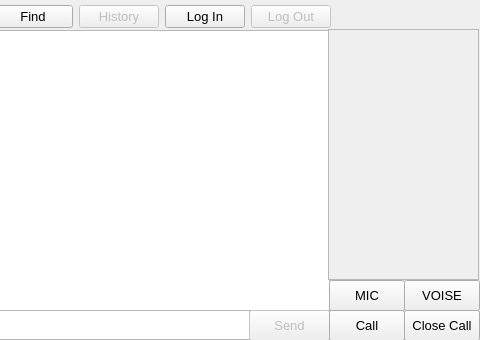
Above: client_GUI.ui from Orezsub/Kyrsach-KSIS before the change; both pictures show x 321 to 801 and y 0 to 340 of the 801 by 340 pixel window. Below: the same form after it.
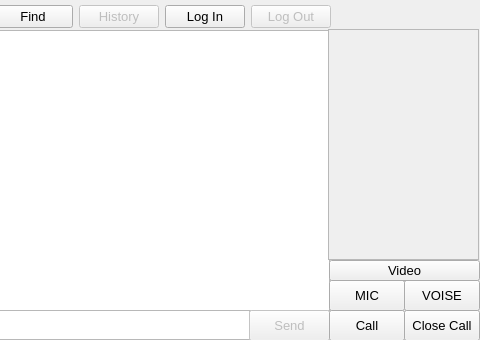
That is the form after the change.

```diff
--- a/client_GUI.ui
+++ b/client_GUI.ui
@@ -247,7 +247,7 @@
       <x>649</x>
       <y>29</y>
       <width>151</width>
-      <height>251</height>
+      <height>231</height>
      </rect>
     </property>
     <property name="widgetResizable">
@@ -259,7 +259,7 @@
        <x>0</x>
        <y>0</y>
        <width>149</width>
-       <height>249</height>
+       <height>229</height>
       </rect>
      </property>
      <widget class="QWidget" name="verticalLayoutWidget_2">
@@ -268,7 +268,7 @@
         <x>0</x>
         <y>0</y>
         <width>151</width>
-        <height>251</height>
+        <height>231</height>
        </rect>
       </property>
       <layout class="QVBoxLayout" name="verticalLayout_2"/>
@@ -314,6 +314,19 @@
      <string>Close Call</string>
     </property>
    </widget>
+   <widget class="QPushButton" name="Btn_Video">
+    <property name="geometry">
+     <rect>
+      <x>650</x>
+      <y>260</y>
+      <width>151</width>
+      <height>21</height>
+     </rect>
+    </property>
+    <property name="text">
+     <string>Video</string>
+    </property>
+   </widget>
   </widget>
  </widget>
  <resources/>
```
